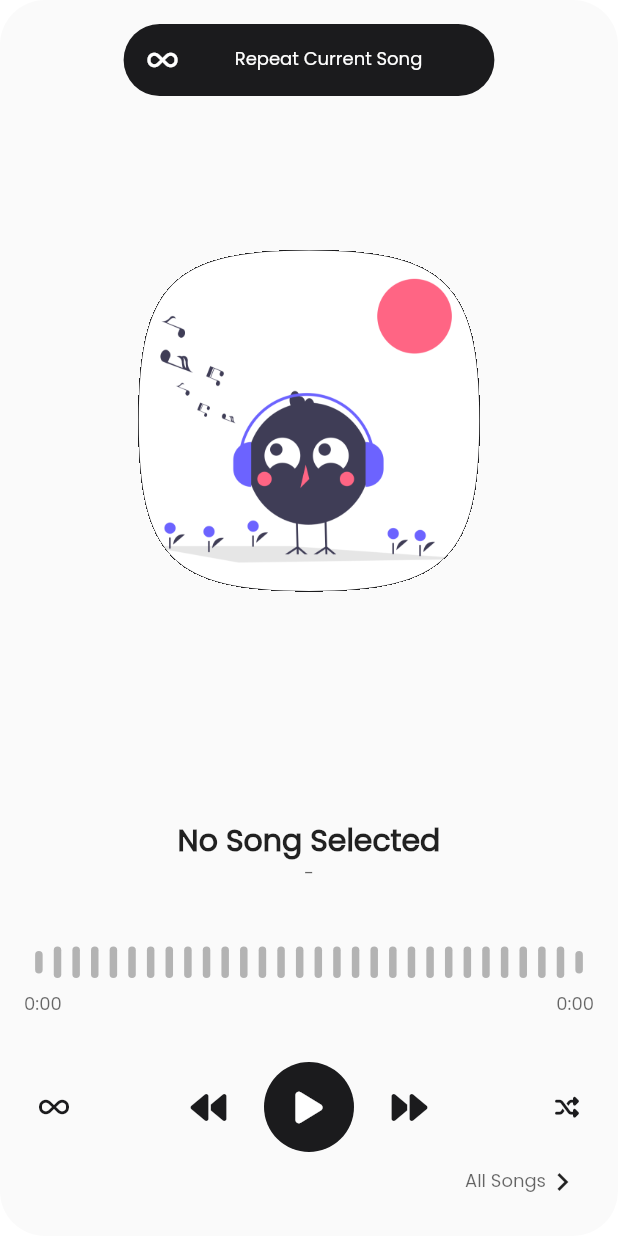
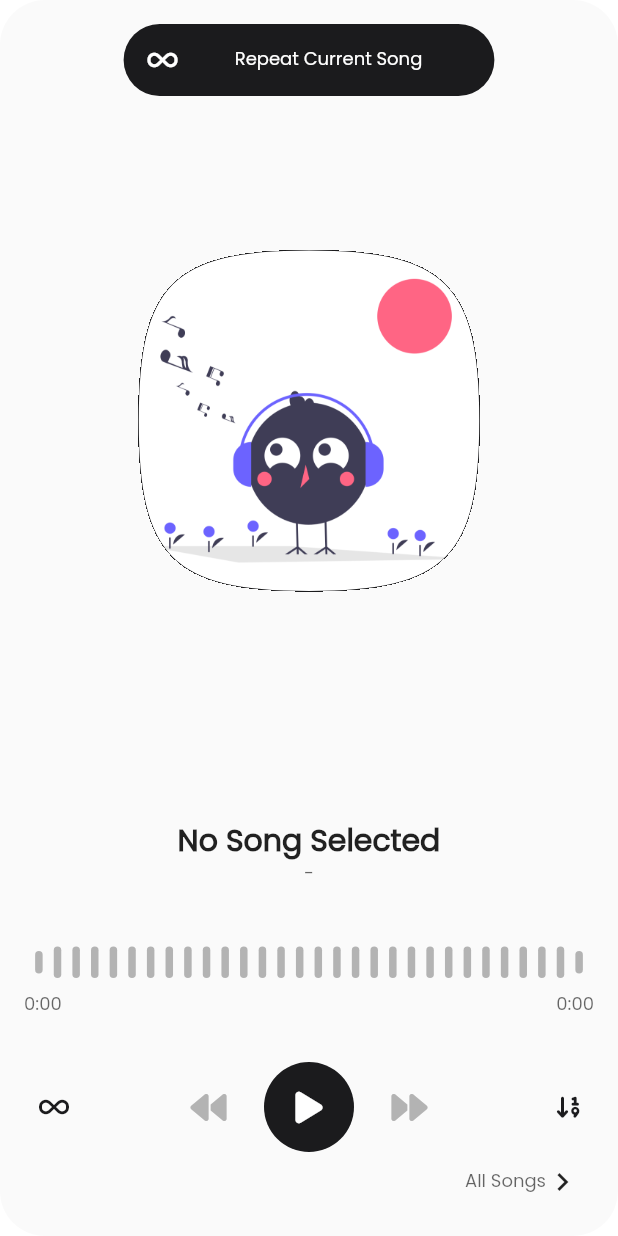
Before and after one commit to SushanShakya/music_player, a Flutter app: the screen it shows after launch, after a tap on an icon or button, on a phone screen of 412 x 824 dp. Run offline on Flutter 3.47's test engine with Material 2 defaults, Android fonts, the phone set to English and light mode, and no system bars; our stand-ins replace audio_service, equatable, feather_icons, font_awesome_flutter, get, get_it and 2 more; missing offline and left inert: android_content_provider, audio_query.

Commit message:
Feat : Shuffle

```diff
--- a/lib/main.dart
+++ b/lib/main.dart
@@ -2,10 +2,10 @@ import 'package:audio_service/audio_service.dart';
 import 'package:flutter/material.dart';
 import 'package:flutter/services.dart';
 import 'package:get/get.dart';
+import 'package:music_player/src/modules/common/views/curved_scaffold.dart';
 import 'package:music_player/src/modules/player/blocs/player_control_bloc.dart';
 import 'package:music_player/src/modules/player/views/default_home_view.dart';
 import 'package:music_player/src/modules/songs/components/floating_song_indicator.dart';
-import 'package:music_player/src/res/dimens.dart';
 import 'package:music_player/src/services/sound/sound_handler.dart';
 
 late SoundHandler audioHandler;
@@ -38,8 +38,7 @@ class MusicPlayer extends StatelessWidget {
         fontFamily: 'Poppins',
       ),
       debugShowCheckedModeBanner: false,
-      home: ClipRRect(
-        borderRadius: BorderRadius.circular(appBorderRadius),
+      home: CurvedScaffold(
         child: DefaultHomeView(),
         // child: Dummy(),
       ),
--- a/lib/src/modules/common/components/animated_notification.dart
+++ b/lib/src/modules/common/components/animated_notification.dart
@@ -1,4 +1,5 @@
 import 'package:flutter/material.dart';
+import 'package:font_awesome_flutter/font_awesome_flutter.dart';
 
 import 'package:music_player/src/modules/songs/components/floating_song_indicator.dart';
 import 'package:music_player/src/res/colors.dart';
@@ -6,20 +7,48 @@ import 'package:music_player/src/res/styles.dart';
 
 import '../../player/enums/repeat_mode.dart';
 
-class AnimatedNotification extends StatelessWidget {
+class AnimatedNotification extends StatefulWidget {
   final Widget child;
   const AnimatedNotification({
     Key? key,
     required this.child,
   }) : super(key: key);
+
+  @override
+  State<AnimatedNotification> createState() => _AnimatedNotificationState();
+}
+
+class _AnimatedNotificationState extends State<AnimatedNotification>
+    with TickerProviderStateMixin {
+  late AnimationController controller;
+
+  @override
+  void initState() {
+    super.initState();
+    controller = AnimationController(
+      vsync: this,
+      duration: const Duration(milliseconds: 200),
+    )..forward();
+  }
+
+  Future<void> forward() => controller.forward();
+
+  Future<void> reverse() => controller.reverse();
+
+  @override
+  void dispose() {
+    super.dispose();
+    controller.dispose();
+  }
+
   @override
   Widget build(BuildContext context) {
     final width = MediaQuery.of(context).size.width;
     return Material(
-      child: TweenAnimationBuilder<double>(
-        tween: Tween<double>(begin: 0, end: 1),
-        duration: const Duration(milliseconds: 200),
-        builder: (c, t, ch) {
+      child: AnimatedBuilder(
+        animation: controller,
+        builder: (c, ch) {
+          final t = controller.value;
           const a = FloatingSongIndicator.minHeight;
           final b = width * 0.6;
           return Container(
@@ -29,7 +58,7 @@ class AnimatedNotification extends StatelessWidget {
               color: scaffoldColor,
               borderRadius: BorderRadius.circular(999),
             ),
-            child: (t == 1) ? child : null,
+            child: (t == 1) ? widget.child : null,
           );
         },
       ),
@@ -41,6 +70,7 @@ Future<void> showAnimatedNotification({
   required BuildContext context,
   required Widget child,
 }) async {
+  final key = GlobalKey<_AnimatedNotificationState>();
   OverlayState? overlayState = Overlay.of(context);
   OverlayEntry overlayEntry = OverlayEntry(
     builder: (c) {
@@ -50,6 +80,7 @@ Future<void> showAnimatedNotification({
         right: 0,
         child: Center(
           child: AnimatedNotification(
+            key: key,
             child: child,
           ),
         ),
@@ -58,13 +89,15 @@ Future<void> showAnimatedNotification({
   );
   overlayState?.insert(overlayEntry);
   overlayState?.setState(() {});
-  await Future.delayed(const Duration(seconds: 2));
+  await Future.delayed(const Duration(seconds: 1, milliseconds: 500));
+  await key.currentState!.reverse();
   overlayEntry.remove();
 }
 
-Future<void> showRepeatNotification({
+Future<void> showIconedNotification({
   required BuildContext context,
-  required RepeatMode mode,
+  required IconData icon,
+  required String text,
 }) =>
     showAnimatedNotification(
       context: context,
@@ -74,14 +107,14 @@ Future<void> showRepeatNotification({
           mainAxisAlignment: MainAxisAlignment.center,
           children: [
             Icon(
-              mode.icon,
+              icon,
               color: Colors.white,
               size: 16,
             ),
             const SizedBox(width: 10),
             Expanded(
               child: Text(
-                mode.text,
+                text,
                 textAlign: TextAlign.center,
                 style: subtitleStyle.copyWith(color: Colors.white),
               ),
@@ -90,3 +123,23 @@ Future<void> showRepeatNotification({
         ),
       ),
     );
+
+Future<void> showShuffleNotification({
+  required BuildContext context,
+  required bool shuffle,
+}) =>
+    showIconedNotification(
+      context: context,
+      icon: shuffle ? FontAwesomeIcons.shuffle : FontAwesomeIcons.arrowDown19,
+      text: shuffle ? "Shuffle On" : "Shuffle Off",
+    );
+
+Future<void> showRepeatNotification({
+  required BuildContext context,
+  required RepeatMode mode,
+}) =>
+    showIconedNotification(
+      context: context,
+      icon: mode.icon,
+      text: mode.text,
+    );
--- /dev/null
+++ b/lib/src/modules/player/adapters/repeat_mode_adapter.dart
@@ -0,0 +1,21 @@
+import 'package:just_audio/just_audio.dart';
+import 'package:music_player/src/modules/player/enums/repeat_mode.dart';
+
+class RepeatModeAdapter {
+  late RepeatMode data;
+
+  RepeatModeAdapter.fromLoopMode(LoopMode mode) {
+    data = _getData(mode);
+  }
+
+  RepeatMode _getData(LoopMode mode) {
+    switch (mode) {
+      case LoopMode.all:
+        return RepeatMode.playlist;
+      case LoopMode.one:
+        return RepeatMode.song;
+      case LoopMode.off:
+        return RepeatMode.off;
+    }
+  }
+}
--- a/lib/src/modules/player/blocs/player_control_bloc.dart
+++ b/lib/src/modules/player/blocs/player_control_bloc.dart
@@ -6,12 +6,15 @@ import 'package:music_player/src/modules/player/enums/repeat_mode.dart';
 import 'package:music_player/src/modules/player/models/progress_bar_model.dart';
 import 'package:music_player/src/modules/player/models/repeat_model.dart';
 import 'package:music_player/src/modules/songs/models/song_model.dart';
+import 'package:music_player/src/services/sound/sound_handler.dart';
 
 class PlayerControlBloc extends GetxController {
   Rx<bool> isPlaying = false.obs;
 
   Rx<bool> isFirst = false.obs;
   Rx<bool> isLast = false.obs;
+
+  Rx<bool> shuffleMode = false.obs;
 
   Rx<SongModel?> currentSong = Rx<SongModel?>(null);
   Rx<ProgressBarState> duration = ProgressBarState.initial().obs;
@@ -38,6 +41,8 @@ class PlayerControlBloc extends GetxController {
       duration(duration.value.copyWith(total: item?.duration));
     });
 
+    audioHandler.shuffleMode.stream.listen(shuffleMode);
+
     audioHandler.playbackState.listen((item) {
       duration(duration.value.copyWith(buffered: item.bufferedPosition));
     });
@@ -45,17 +50,25 @@ class PlayerControlBloc extends GetxController {
     audioHandler.queue.listen((playlist) {
       _updateSkipBtns();
     });
+    audioHandler.mediaItem.listen((value) {
+      _updateSkipBtns();
+    });
+    audioHandler.repeatMode.stream.listen((event) {
+      _updateSkipBtns();
+    });
   }
 
   void _updateSkipBtns() {
     final mediaItem = audioHandler.mediaItem.value;
     final playlist = audioHandler.queue.value;
+    final loopMode = audioHandler.mode;
+    final isRepeated = loopMode == RepeatMode.playlist;
     if (playlist.length < 2 || mediaItem == null) {
-      isFirst(true);
-      isLast(true);
+      isFirst(true && !isRepeated);
+      isLast(true && !isRepeated);
     } else {
-      isFirst(playlist.first == mediaItem);
-      isLast(playlist.last == mediaItem);
+      isFirst(playlist.first.id == mediaItem.id && !isRepeated);
+      isLast(playlist.last.id == mediaItem.id && !isRepeated);
     }
   }
 
@@ -79,8 +92,10 @@ class PlayerControlBloc extends GetxController {
   void repeat() {
     repeatModel.update();
     final mode = repeatModel.mode.value;
-    audioHandler.setRepeatMode(
-      AudioServiceRepeatModeAdapter.fromRepeatMode(mode).data,
-    );
+    audioHandler
+        .setRepeatMode(AudioServiceRepeatModeAdapter.fromRepeatMode(mode).data);
   }
+
+  void shuffle() => audioHandler
+      .setShuffleMode(AudioServiceShuffleModeUtil.fromBool(!shuffleMode.value));
 }
--- a/lib/src/modules/player/components/fancy_seek_indicator.dart
+++ b/lib/src/modules/player/components/fancy_seek_indicator.dart
@@ -33,7 +33,6 @@ class FancySeekIndicator extends StatefulWidget {
 
 class _FancySeekIndicatorState extends State<FancySeekIndicator> {
   static Color activeColor = scaffoldColor;
-  static Color inactiveColor = const Color(0xffB3B3B3);
 
   late List<SeekItemSize> _items;
 
--- a/lib/src/modules/player/components/player_control_bar.dart
+++ b/lib/src/modules/player/components/player_control_bar.dart
@@ -6,6 +6,7 @@ import 'package:music_player/src/modules/player/blocs/player_control_bloc.dart';
 import 'package:music_player/src/modules/player/components/padded_icon_button.dart';
 import 'package:music_player/src/modules/player/components/play_pause_btn.dart';
 import 'package:music_player/src/modules/player/enums/repeat_mode.dart';
+import 'package:music_player/src/res/colors.dart';
 
 class PlayerControlBar extends StatelessWidget {
   @override
@@ -30,9 +31,12 @@ class PlayerControlBar extends StatelessWidget {
           },
         ),
         const Spacer(),
-        PaddedIconButton(
-          icon: FontAwesomeIcons.backward,
-          onTap: ctrl.prev,
+        Obx(
+          () => PaddedIconButton(
+            icon: FontAwesomeIcons.backward,
+            color: ctrl.isFirst.value ? inactiveColor : null,
+            onTap: ctrl.prev,
+          ),
         ),
         const SizedBox(width: 15),
         Obx(
@@ -42,16 +46,29 @@ class PlayerControlBar extends StatelessWidget {
           ),
         ),
         const SizedBox(width: 15),
-        PaddedIconButton(
-          icon: FontAwesomeIcons.forward,
-          onTap: ctrl.next,
-        ),
+        Obx(() {
+          return PaddedIconButton(
+            icon: FontAwesomeIcons.forward,
+            color: ctrl.isLast.value ? inactiveColor : null,
+            onTap: ctrl.next,
+          );
+        }),
         const Spacer(),
-        PaddedIconButton(
-          icon: FontAwesomeIcons.shuffle,
-          size: 16,
-          onTap: () {},
-        ),
+        Obx(() {
+          return PaddedIconButton(
+            icon: ctrl.shuffleMode.value
+                ? FontAwesomeIcons.shuffle
+                : FontAwesomeIcons.arrowDown19,
+            size: 16,
+            onTap: () {
+              showShuffleNotification(
+                context: context,
+                shuffle: !ctrl.shuffleMode.value,
+              );
+              ctrl.shuffle();
+            },
+          );
+        }),
       ],
     );
   }
--- a/lib/src/modules/songs/repo/content_resolver_song_fetch_repo.dart
+++ b/lib/src/modules/songs/repo/content_resolver_song_fetch_repo.dart
@@ -19,9 +19,13 @@ class ContentResolverSongFetchRepo extends ISongFetchRepo {
           (await cursor!.batchedGet().getCount().commit()).first as int;
       final batch = SongModel.createBatch(cursor);
       final songsData = await batch.commitRange(0, songCount);
-      return List<SongModel>.from(
+      List<SongModel> songs = List<SongModel>.from(
         songsData.map((data) => SongModelAdapter.fromMediaStore(data).data),
       );
+      songs.sort((a, b) {
+        return a.title.toLowerCase().compareTo(b.title.toLowerCase());
+      });
+      return songs;
     } finally {
       cursor?.close();
     }
--- a/lib/src/res/colors.dart
+++ b/lib/src/res/colors.dart
@@ -10,3 +10,4 @@ const btnColor1 = Color(0xff04E0E3);
 const btnColor2 = Color(0xff10B8BA);
 const volumeColor = Color(0xff333333);
 const bgColor = Color(0xfffafafa);
+const inactiveColor = Color(0xffB3B3B3);
--- a/lib/src/services/sound/sound_handler.dart
+++ b/lib/src/services/sound/sound_handler.dart
@@ -3,15 +3,22 @@ import 'dart:async';
 import 'package:audio_service/audio_service.dart';
 import 'package:just_audio/just_audio.dart';
 import 'package:music_player/src/modules/player/adapters/just_audio_repeat_adapter.dart';
+import 'package:music_player/src/modules/player/adapters/repeat_mode_adapter.dart';
 import 'package:music_player/src/modules/songs/adapters/audio_source_adapter.dart';
 import 'package:music_player/src/modules/songs/adapters/media_item_adapter.dart';
 import 'package:music_player/src/modules/songs/adapters/song_model_adapter.dart';
 import 'package:music_player/src/modules/songs/models/song_model.dart';
 
+import '../../modules/player/enums/repeat_mode.dart';
+
 class SoundHandler extends BaseAudioHandler with SeekHandler {
   late AudioPlayer _player;
   late StreamController<SongModel> currentSong;
   late StreamController<Duration> duration;
+  late StreamController<RepeatMode> repeatMode;
+  late StreamController<bool> shuffleMode;
+
+  late RepeatMode mode;
 
   late List<SongModel> playlist;
   final _playlist = ConcatenatingAudioSource(children: []);
@@ -38,6 +45,9 @@ class SoundHandler extends BaseAudioHandler with SeekHandler {
       updatePosition: _player.position,
       bufferedPosition: _player.bufferedPosition,
       speed: _player.speed,
+      shuffleMode: AudioServiceShuffleModeUtil.fromBool(
+        _player.shuffleModeEnabled,
+      ),
     ));
   }
 
@@ -50,19 +60,36 @@ class SoundHandler extends BaseAudioHandler with SeekHandler {
   }
 
   SoundHandler() {
+    mode = RepeatMode.off;
     playlist = [];
     currentSong = StreamController.broadcast();
     duration = StreamController.broadcast();
+    repeatMode = StreamController.broadcast();
+    shuffleMode = StreamController.broadcast();
     _player = AudioPlayer()
       ..playbackEventStream.listen(_broadcastState)
       ..processingStateStream.listen((e) {
         if (e == ProcessingState.completed) skipToNext();
       })
+      ..shuffleModeEnabledStream.listen(shuffleMode.sink.add)
+      ..loopModeStream.listen((mode) {
+        this.mode = RepeatModeAdapter.fromLoopMode(mode).data;
+        repeatMode.sink.add(this.mode);
+      })
       ..currentIndexStream.listen((i) {
         if (i == null) return;
         final playlist = queue.value;
         if (playlist.isEmpty) return;
+        if (_player.shuffleModeEnabled) {
+          i = _player.shuffleIndices![i];
+        }
         mediaItem.add(playlist[i]);
+      })
+      ..sequenceStateStream.listen((SequenceState? state) {
+        final seq = state?.effectiveSequence;
+        if (seq == null || seq.isEmpty) return;
+        final items = seq.map((e) => e.tag as MediaItem);
+        queue.add(items.toList());
       });
     mediaItem.listen((item) {
       if (item == null) return;
@@ -122,24 +149,64 @@ class SoundHandler extends BaseAudioHandler with SeekHandler {
   Future<void> pause() => _player.pause();
 
   @override
-  Future<void> stop() => _player.stop();
+  Future<void> stop() async {
+    await _player.stop();
+    return super.stop();
+  }
 
   @override
   Future<void> seek(Duration position) => _player.seek(position);
 
   @override
-  Future<void> skipToNext() {
+  Future<void> skipToNext() async {
     super.skipToNext();
-    return _player.seekToNext();
+    LoopMode mode = _player.loopMode;
+    if (mode == LoopMode.one) {
+      await setRepeatMode(AudioServiceRepeatMode.none);
+    }
+    await _player.seekToNext();
+    if (mode == LoopMode.one) {
+      await setRepeatMode(AudioServiceRepeatMode.one);
+    }
   }
 
   @override
-  Future<void> skipToPrevious() {
+  Future<void> skipToPrevious() async {
     super.skipToPrevious();
-    return _player.seekToPrevious();
+    LoopMode mode = _player.loopMode;
+    if (mode == LoopMode.one) {
+      await setRepeatMode(AudioServiceRepeatMode.none);
+    }
+    await _player.seekToPrevious();
+    if (mode == LoopMode.one) {
+      await setRepeatMode(AudioServiceRepeatMode.one);
+    }
   }
 
   @override
   Future<void> setRepeatMode(AudioServiceRepeatMode repeatMode) => _player
       .setLoopMode(JustAudioRepeatAdapter.fromAudioService(repeatMode).data);
+
+  @override
+  Future<void> setShuffleMode(AudioServiceShuffleMode shuffleMode) =>
+      _player.setShuffleModeEnabled(shuffleMode.boolean);
 }
+
+extension AudioServiceShuffleModeUtil on AudioServiceShuffleMode {
+  bool get boolean {
+    switch (this) {
+      case AudioServiceShuffleMode.none:
+        return false;
+      default:
+        return true;
+    }
+  }
+
+  static AudioServiceShuffleMode fromBool(bool value) {
+    if (!value) {
+      return AudioServiceShuffleMode.none;
+    } else {
+      return AudioServiceShuffleMode.all;
+    }
+  }
+}
```
Also changed, not shown: lib/src/modules/songs/components/labeled_song_listing_widget.dart (+48 -56 lines).
